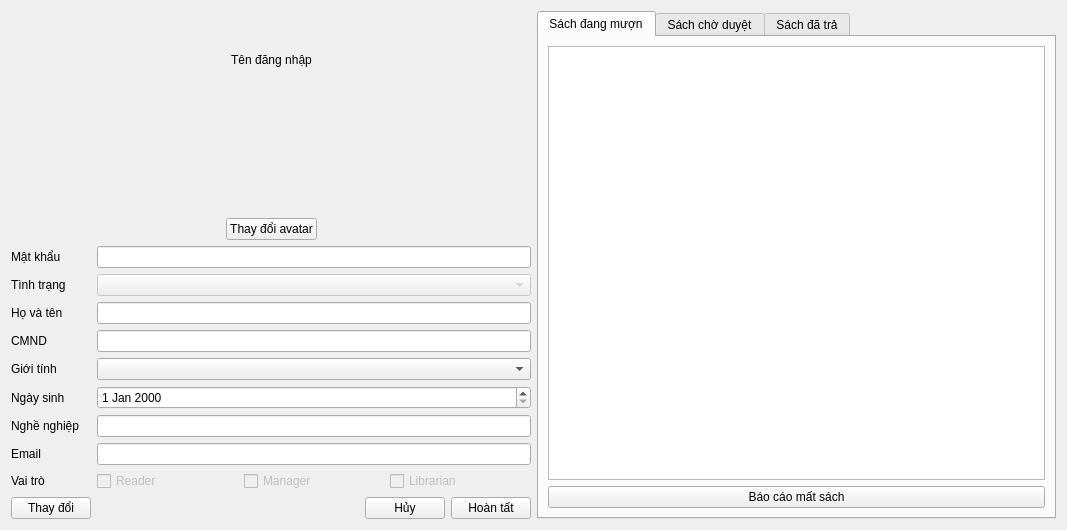
First picture: the form in information.ui, repository fantasyinferno/libpro, before the edit.
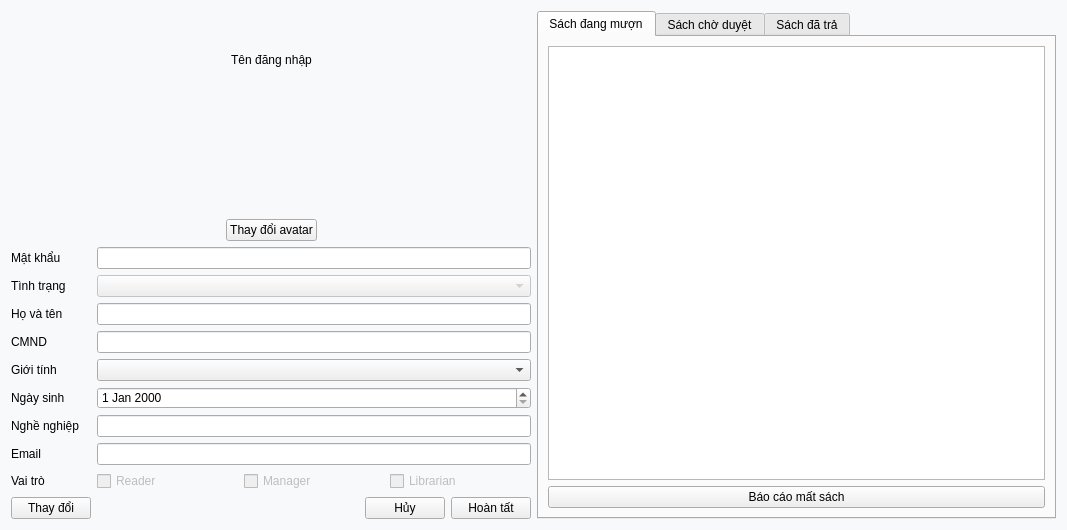
Second picture: the form after the edit.

```diff
--- a/information.ui
+++ b/information.ui
@@ -13,6 +13,11 @@
   <property name="windowTitle">
    <string>Form</string>
   </property>
+  <property name="styleSheet">
+   <string notr="true">#Information {
+	background-color: #f8f9fa
+}</string>
+  </property>
   <layout class="QHBoxLayout" name="horizontalLayout_15">
    <item>
     <layout class="QHBoxLayout" name="horizontalLayout_14">
```
